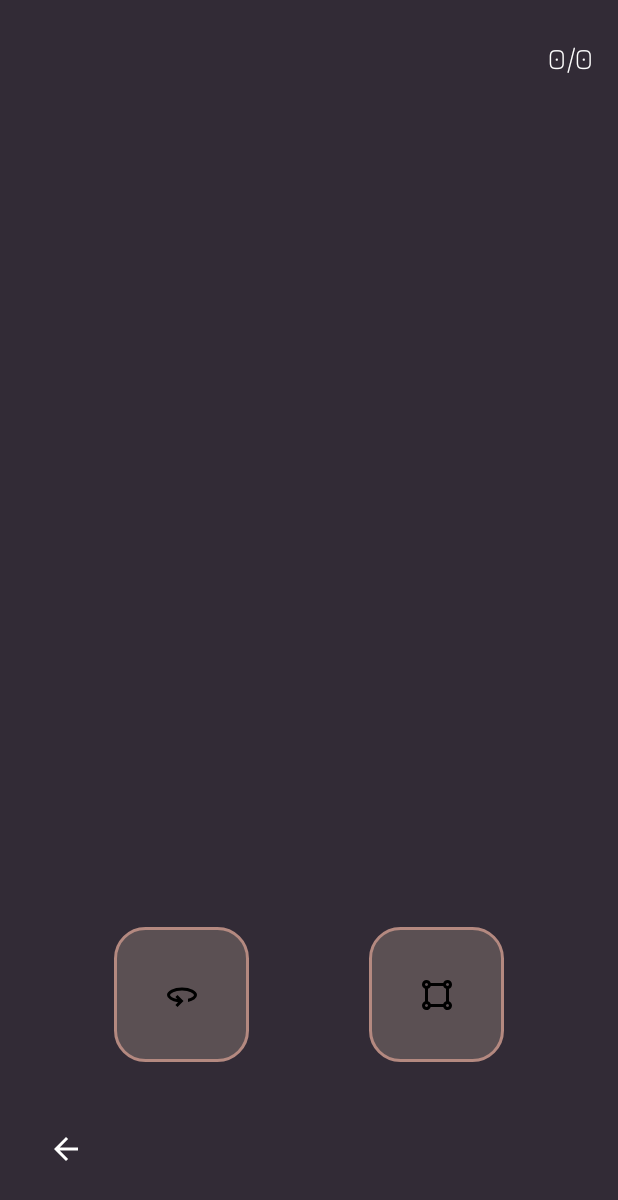
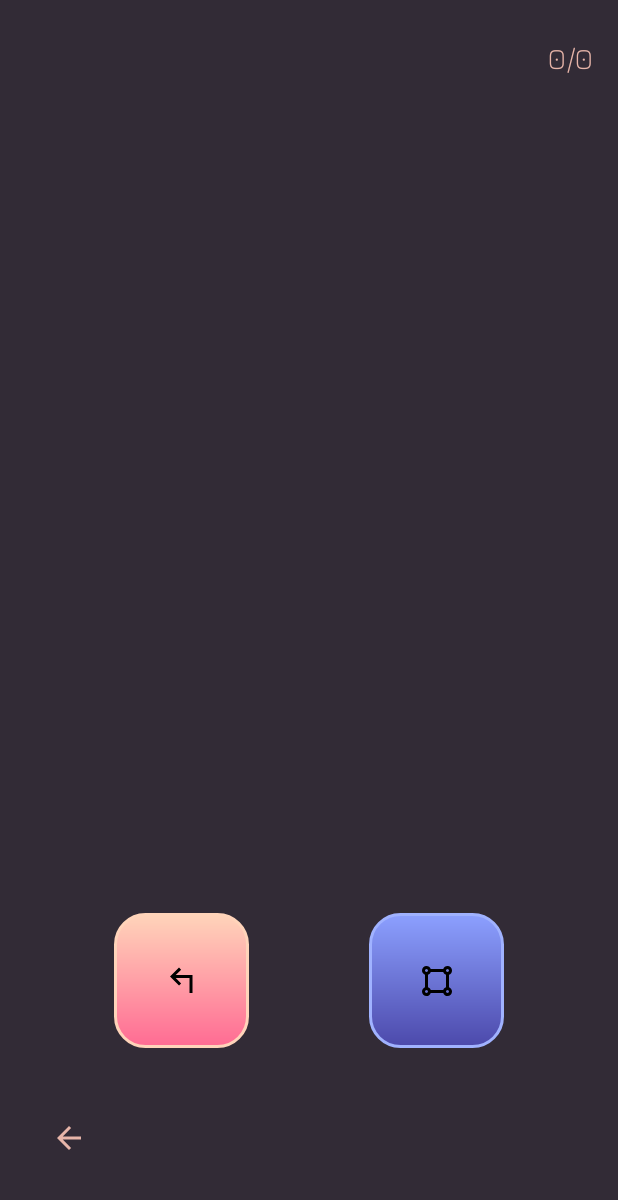
Before and after one commit to arinabebko/wordsnew, an Android app: the layout fragment_words.xml on its own in the app's theme, with its tools: preview values and no code run, on a phone screen of 412 x 824 dp. Shown: the top 1200 px of the screen. Run offline under Robolectric (Android 15) with nearby library versions, the phone set to English and light mode, and no system bars.

Commit message:
visual buttons

```diff
--- a/app/src/main/res/drawable/background_gradient.xml
+++ b/app/src/main/res/drawable/background_gradient.xml
@@ -1,6 +1,7 @@
 <?xml version="1.0" encoding="utf-8"?>
 <shape xmlns:android="http://schemas.android.com/apk/res/android"
     android:shape="rectangle">
+    <corners android:radius="13dp"/>
     <gradient
         android:angle="270"
         android:startColor="#FFD1D5DB"
--- /dev/null
+++ b/app/src/main/res/drawable/button_blue_gradient.xml
@@ -0,0 +1,16 @@
+<?xml version="1.0" encoding="utf-8"?>
+<shape xmlns:android="http://schemas.android.com/apk/res/android"
+    android:shape="rectangle">
+
+    <gradient
+        android:startColor="#8CA0FF"
+        android:endColor="#4C49AB"
+        android:angle="20" />
+
+    <corners android:radius="20dp"/>
+
+    <stroke
+        android:width="2dp"
+        android:color="#A0B2FF"/>
+
+</shape>
--- /dev/null
+++ b/app/src/main/res/drawable/button_pink_gradient.xml
@@ -0,0 +1,16 @@
+<?xml version="1.0" encoding="utf-8"?>
+<shape xmlns:android="http://schemas.android.com/apk/res/android"
+    android:shape="rectangle">
+
+    <gradient
+        android:startColor="#FFD4BA"
+        android:endColor="#FF6B93"
+        android:angle="20" />
+
+    <corners android:radius="20dp"/>
+
+    <stroke
+        android:width="2dp"
+        android:color="#FFD4BA"/>
+
+</shape>
--- a/app/src/main/res/drawable/card_pastel_bg.xml
+++ b/app/src/main/res/drawable/card_pastel_bg.xml
@@ -1,6 +1,6 @@
 <?xml version="1.0" encoding="utf-8"?>
 <shape xmlns:android="http://schemas.android.com/apk/res/android">
-    <solid android:color="#f4dddd"/>
-    <corners android:radius="10dp"/>
-    <stroke android:width="4dp" android:color="#e7b5a9"/>
+    <solid android:color="#EDD3CE"/>
+    <corners android:radius="18dp"/>
+    <stroke android:width="4dp" android:color="#F08893"/>
 </shape>
--- a/app/src/main/res/drawable/custom_library_badge.xml
+++ b/app/src/main/res/drawable/custom_library_badge.xml
@@ -1,6 +1,6 @@
 <?xml version="1.0" encoding="utf-8"?>
 <shape xmlns:android="http://schemas.android.com/apk/res/android">
-    <solid android:color="#FF6B6B" />
+    <solid android:color="#FF005D" />
     <corners android:radius="16dp" />
     <stroke
         android:width="1dp"
--- /dev/null
+++ b/app/src/main/res/drawable/ic_outline_arrow_top_left.xml
@@ -0,0 +1,5 @@
+<vector xmlns:android="http://schemas.android.com/apk/res/android" android:height="24dp" android:tint="#000000" android:viewportHeight="960" android:viewportWidth="960" android:width="24dp">
+
+    <path android:fillColor="@android:color/white" android:pathData="M680,800L680,400L313,400L457,544L401,601L160,360L400,120L457,177L313,320L760,320L760,800L680,800Z"/>
+
+</vector>
--- a/app/src/main/res/layout/fragment_search_words.xml
+++ b/app/src/main/res/layout/fragment_search_words.xml
@@ -30,7 +30,7 @@
             android:layout_weight="1"
             android:layout_marginStart="16dp"
             android:layout_marginEnd="8dp"
-            android:background="@drawable/ic_back"
+
             android:gravity="center_vertical"
             android:paddingStart="16dp"
             android:paddingEnd="8dp">
--- a/app/src/main/res/layout/fragment_words.xml
+++ b/app/src/main/res/layout/fragment_words.xml
@@ -22,7 +22,7 @@
         android:layout_width="wrap_content"
         android:layout_height="wrap_content"
         android:text="0/0"
-        android:textColor="#FFFFFF"
+        android:textColor="#e7b5a9"
         android:textSize="20sp"
         app:layout_constraintTop_toTopOf="parent"
         app:layout_constraintEnd_toEndOf="parent"
@@ -39,7 +39,7 @@
         app:layout_constraintBottom_toTopOf="@+id/buttonLayout"
         app:layout_constraintStart_toStartOf="parent"
         app:layout_constraintEnd_toEndOf="parent"
-        android:layout_marginTop="36dp"
+        android:layout_marginTop="50dp"
         android:layout_marginBottom="16dp" />
 
     <!-- Layout для кнопок управления - ПОДНЯТ ВЫШЕ -->
@@ -55,41 +55,40 @@
         android:layout_marginBottom="30dp"
     android:paddingHorizontal="40dp">
 
-        <!-- Кнопка "Повторить" (УВЕЛИЧЕНА) -->
+        <!-- Кнопка "Повторить" (розовый градиент с крестиком) -->
         <ImageButton
             android:id="@+id/reviewButton"
             android:layout_width="90dp"
-        android:layout_height="90dp"
-        android:src="@drawable/ic_undo"
-        android:background="@drawable/back_button_bg"
+            android:layout_height="90dp"
+            android:src="@drawable/ic_outline_arrow_top_left"
+        android:background="@drawable/button_pink_gradient"
         android:contentDescription="Повторить позже"
         android:layout_marginEnd="40dp" />
 
-        <!-- Кнопка "Выучено" (УВЕЛИЧЕНА) -->
+        <!-- Кнопка "Выучено" (синий градиент с галочкой) -->
         <ImageButton
             android:id="@+id/learnedButton"
             android:layout_width="90dp"
-        android:layout_height="90dp"
-        android:src="@drawable/ic_check"
-        android:background="@drawable/back_button_bg"
+            android:layout_height="90dp"
+            android:src="@drawable/ic_check"
+        android:background="@drawable/button_blue_gradient"
         android:contentDescription="Выучено"
         android:layout_marginStart="40dp" />
-
 
     </LinearLayout>
 
     <!-- Кнопка назад -->
     <ImageButton
         android:id="@+id/backButton"
-        android:layout_width="56dp"
-        android:layout_height="56dp"
+        android:layout_width="60dp"
+        android:layout_height="60dp"
         android:src="@drawable/ic_back"
         android:background="?attr/selectableItemBackgroundBorderless"
-        app:tint="#FFFFFF"
+        app:tint="#e7b5a9"
         android:contentDescription="Назад"
         app:layout_constraintStart_toStartOf="parent"
         app:layout_constraintBottom_toBottomOf="parent"
         android:layout_marginStart="16dp"
-        android:layout_marginBottom="30dp" />
+        android:layout_marginBottom="35dp" />
 
 </androidx.constraintlayout.widget.ConstraintLayout>
```
Also changed, not shown: app/src/main/res/layout/fragment1.xml (+7 -7 lines), app/src/main/res/layout/item_card.xml (+5 -5 lines).
